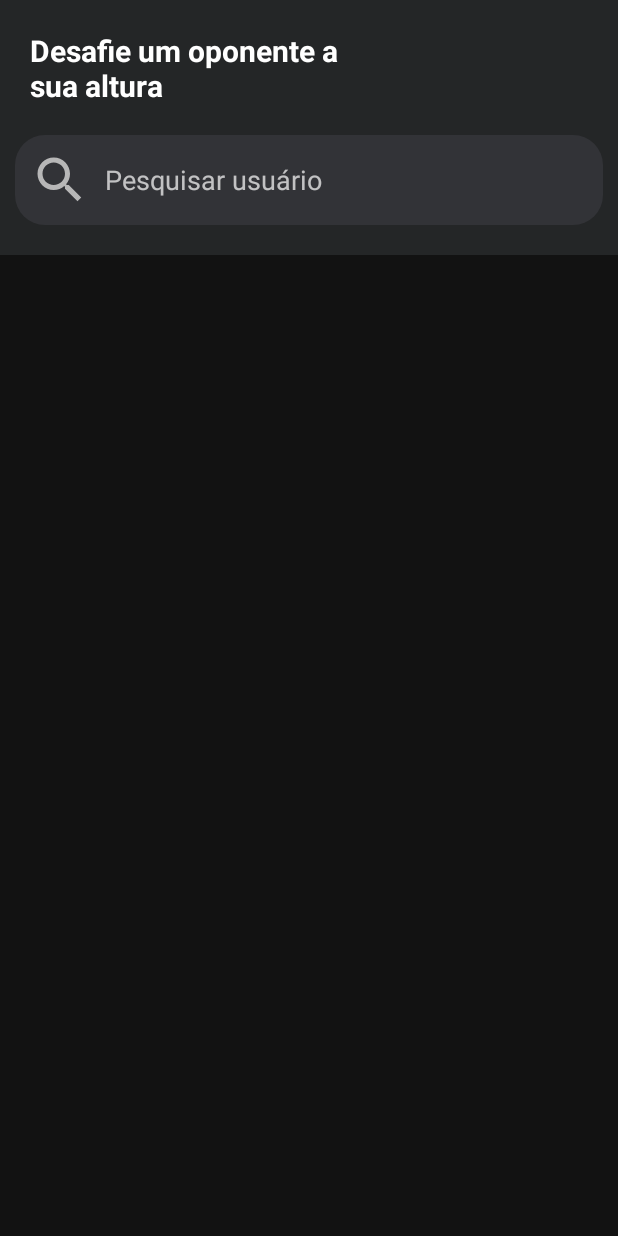
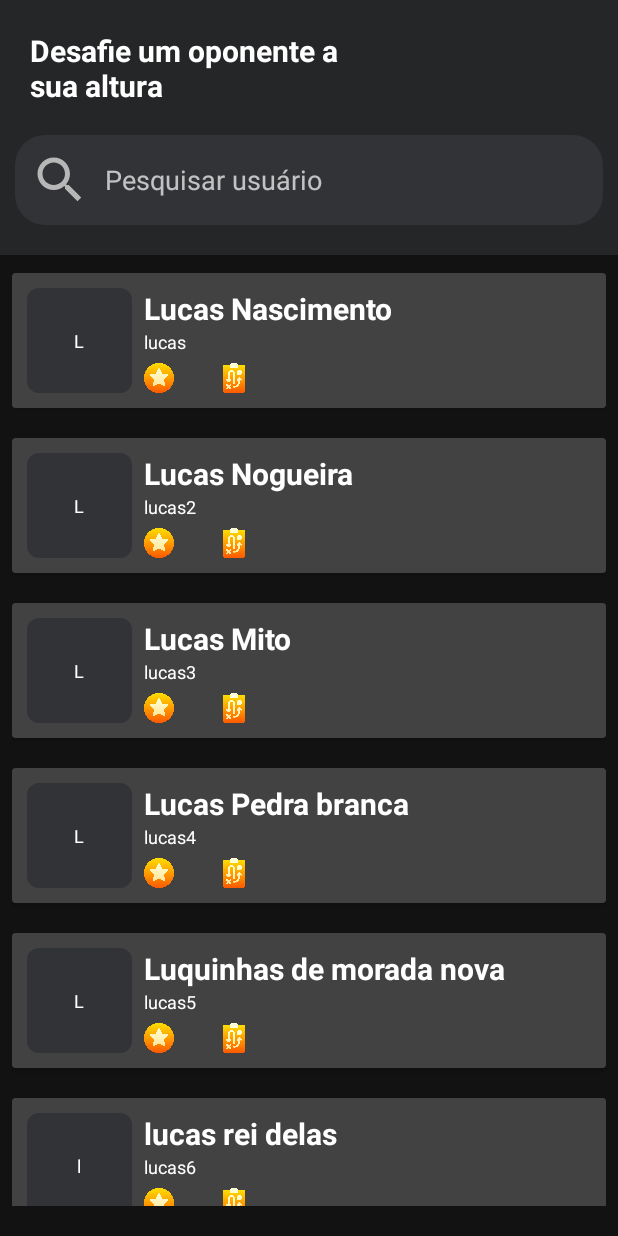
Before and after one commit to marcosgenesis/x1app, an Android app: the SearchActivity screen opened directly, with no data from a screen before it, on a phone screen of 412 x 824 dp. Run offline under Robolectric (Android 15) with nearby library versions, the light colour scheme and no system bars; Roboto replaces fonts that are not available here.

Commit message:
feat: search item page

```diff
--- a/app/build.gradle
+++ b/app/build.gradle
@@ -41,6 +41,7 @@ dependencies {
     implementation 'com.google.firebase:firebase-auth-ktx:21.0.1'
     implementation 'com.google.firebase:firebase-firestore-ktx:24.0.0'
     implementation 'com.google.firebase:firebase-storage-ktx:20.0.0'
+    implementation 'com.google.firebase:firebase-common-ktx:20.0.0'
     testImplementation 'junit:junit:4.+'
     androidTestImplementation 'androidx.test.ext:junit:1.1.3'
     androidTestImplementation 'androidx.test.espresso:espresso-core:3.4.0'
--- a/app/src/main/java/com/example/x1um/Model/User.kt
+++ b/app/src/main/java/com/example/x1um/Model/User.kt
@@ -6,5 +6,42 @@ class User (Id: String, Name: String, Username: String, Email: String) {
     var username = Username
     var email = Email
 
+    class UserBuilder private constructor(){
+        private var id = "";
+        private var name = "";
+        private var username = "";
+        private var email = "";
+
+        fun setId(id: String): User.UserBuilder {
+            this.id = id;
+            return this
+        }
+
+        fun setName(name: String): User.UserBuilder {
+            this.name = name;
+            return this
+        }
+
+        fun setUsername(username: String): User.UserBuilder {
+            this.username = username;
+            return this
+        }
+
+        fun setEmail(email: String): User.UserBuilder {
+            this.email = email;
+            return this
+        }
+
+        fun build():User{
+            val user = User(id,name,username,email);
+            return user;
+        }
+
+        companion object {
+            fun builder(): User.UserBuilder {
+                return User.UserBuilder()
+            }
+        }
+    }
 
 }
--- /dev/null
+++ b/app/src/main/java/com/example/x1um/Model/Users.kt
@@ -0,0 +1,18 @@
+package com.example.x1um.Model
+
+import java.util.*
+
+
+object Users {
+    fun fakeUsers(): List<User> {
+        return Arrays.asList(
+            User.UserBuilder.builder().setId("123").setName("Lucas Nascimento").setEmail("lucas@nascimento.com").setUsername("lucas").build(),
+            User.UserBuilder.builder().setId("1234").setName("Lucas Nogueira").setEmail("lucas@nascimento.com").setUsername("lucas2").build(),
+            User.UserBuilder.builder().setId("1235").setName("Lucas Mito").setEmail("lucas@nascimento.com").setUsername("lucas3").build(),
+            User.UserBuilder.builder().setId("1236").setName("Lucas Pedra branca").setEmail("lucas@nascimento.com").setUsername("lucas4").build(),
+            User.UserBuilder.builder().setId("1237").setName("Luquinhas de morada nova").setEmail("lucas@nascimento.com").setUsername("lucas5").build(),
+            User.UserBuilder.builder().setId("1238").setName("lucas rei delas").setEmail("lucas@nascimento.com").setUsername("lucas6").build(),
+
+            )
+    }
+}
--- a/app/src/main/java/com/example/x1um/SearchActivity.kt
+++ b/app/src/main/java/com/example/x1um/SearchActivity.kt
@@ -2,10 +2,19 @@ package com.example.x1um
 
 import androidx.appcompat.app.AppCompatActivity
 import android.os.Bundle
+import androidx.recyclerview.widget.RecyclerView
+import com.example.x1um.Model.Battle
+import com.example.x1um.Model.Battles
+import com.example.x1um.Model.User
+import com.example.x1um.Model.Users
 
 class SearchActivity : AppCompatActivity() {
     override fun onCreate(savedInstanceState: Bundle?) {
         super.onCreate(savedInstanceState)
         setContentView(R.layout.activity_search)
+
+        val userAdapter = UserAdapter(ArrayList<User>(Users.fakeUsers()))
+        val rv: RecyclerView = findViewById(R.id.searchRecycler);
+        rv.adapter = userAdapter
     }
 }
--- /dev/null
+++ b/app/src/main/java/com/example/x1um/UserAdapter.kt
@@ -0,0 +1,42 @@
+package com.example.x1um
+
+import android.view.LayoutInflater
+import android.view.View
+import android.view.ViewGroup
+import android.widget.TextView
+import androidx.recyclerview.widget.RecyclerView
+import com.example.x1um.Model.Battle
+import com.example.x1um.Model.User
+
+class UserAdapter(usersList: List<User>):
+    RecyclerView.Adapter<UserAdapter.UserViewHolder>() {
+        private val users:List<User> = usersList;
+
+        override fun onCreateViewHolder(parent: ViewGroup, viewType: Int): UserViewHolder {
+            val view: View = LayoutInflater.from(parent.context).inflate(R.layout.search_item,parent,false);
+            return UserViewHolder(view);
+        }
+
+        override fun onBindViewHolder(holder: UserViewHolder, position: Int) {
+            val user = users.get(position)
+            holder.bind(user);
+        }
+
+        override fun getItemCount(): Int {
+            return users.size
+        }
+
+        class UserViewHolder(itemView: View) : RecyclerView.ViewHolder(itemView) {
+            private val txtUsername = itemView.findViewById<TextView>(R.id.searchItemUsername)
+            private val txtName = itemView.findViewById<TextView>(R.id.searchItemName)
+            private val txtInitialLetterSearchItem = itemView.findViewById<TextView>(R.id.searchItemInitialLetter)
+
+            fun bind(user: User) {
+                txtName.text = user.name;
+                txtUsername.text = user.username;
+                txtInitialLetterSearchItem.text = user.name.substring(0,1);
+
+            }
+
+        }
+}
--- a/app/src/main/res/layout/search_item.xml
+++ b/app/src/main/res/layout/search_item.xml
@@ -11,7 +11,7 @@
         android:layout_width="match_parent"
         android:layout_height="wrap_content" android:padding="10dp">
         <TextView
-            android:id="@+id/oponentProfileBoxTextView"
+            android:id="@+id/searchItemInitialLetter"
             android:layout_width="70dp"
             android:layout_height="70dp"
             android:background="@drawable/profile_box"
@@ -25,6 +25,7 @@
             android:layout_height="wrap_content" android:orientation="vertical"
             android:layout_marginLeft="8dp">
             <TextView
+                android:id="@+id/searchItemName"
                 android:layout_width="wrap_content"
                 android:layout_height="wrap_content"
                 xmlns:tools="http://schemas.android.com/tools"
@@ -34,6 +35,7 @@
                 android:textColor="@color/primary_text"
                 />
             <TextView
+                android:id="@+id/searchItemUsername"
                 android:layout_width="wrap_content"
                 android:layout_height="wrap_content"
                 xmlns:tools="http://schemas.android.com/tools"
```
Also changed, not shown: 1 other file.
